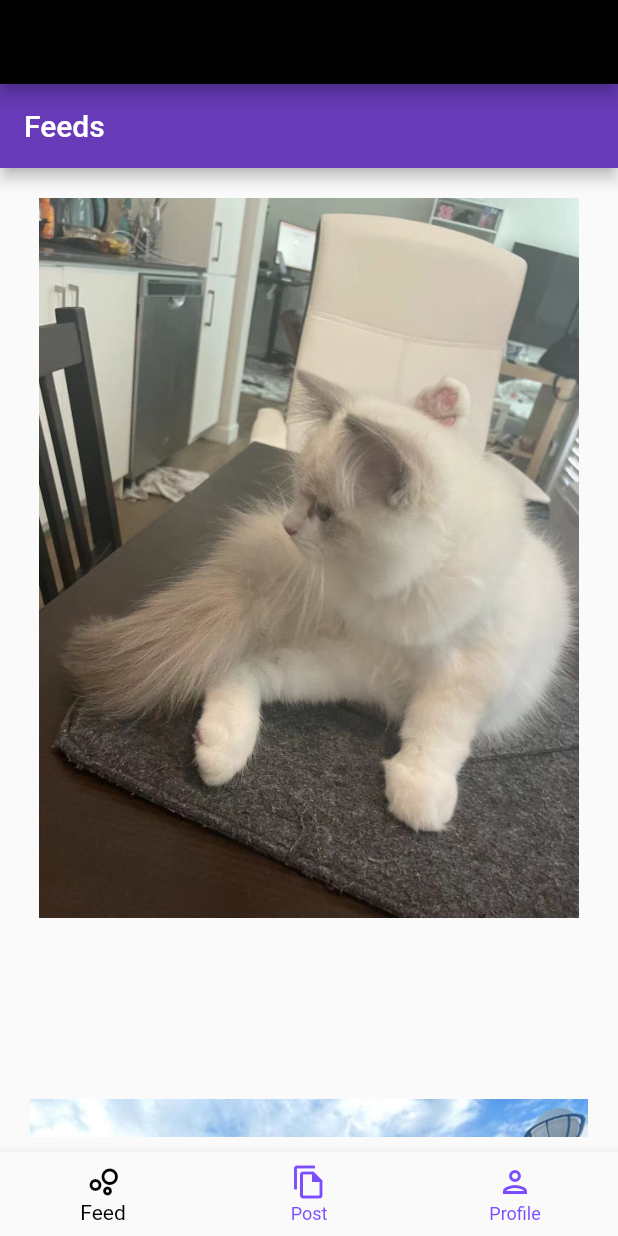
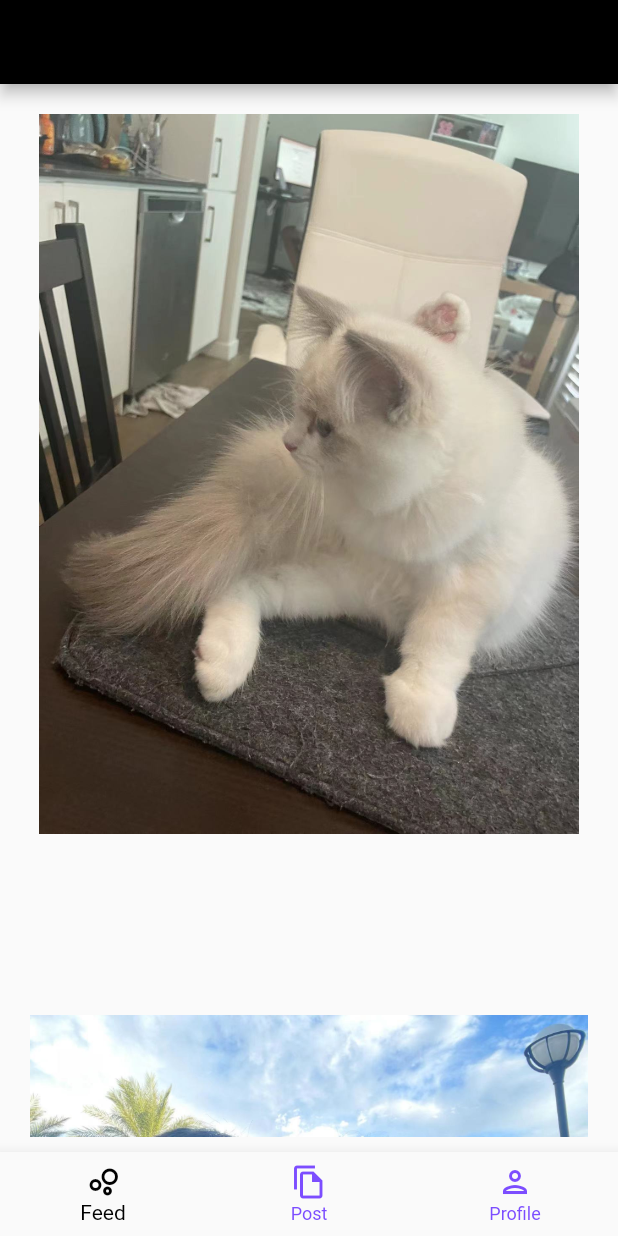
Before and after one commit to Hogean/demo_gs, a Flutter app: the screen it shows after launch, on a phone screen of 412 x 824 dp. Run offline on Flutter 3.47's test engine with Material 2 defaults, Android fonts, the phone set to English and light mode, and no system bars; our stand-ins replace google_fonts.

Commit message:
fix: remove appbar

```diff
--- a/lib/feed_page.dart
+++ b/lib/feed_page.dart
@@ -22,10 +22,6 @@ class _FeedPageState extends State<FeedPage> {
     }
 
     return Scaffold(
-        appBar: AppBar(
-          title: const Text('Feeds'),
-          backgroundColor: Colors.deepPurple,
-        ),
         body: Center(
       child: Container(
         height: MediaQuery.of(context).size.height,
--- a/lib/profile_page.dart
+++ b/lib/profile_page.dart
@@ -2,7 +2,6 @@
 /// Author: Haojun Zhuang
 
 import 'package:flutter/material.dart';
-import 'package:flutter/services.dart';
 
 class ProfilePage extends StatefulWidget {
   const ProfilePage({Key? key}) : super(key: key);
```
Lines whose indentation alone changed are shown as unchanged.
